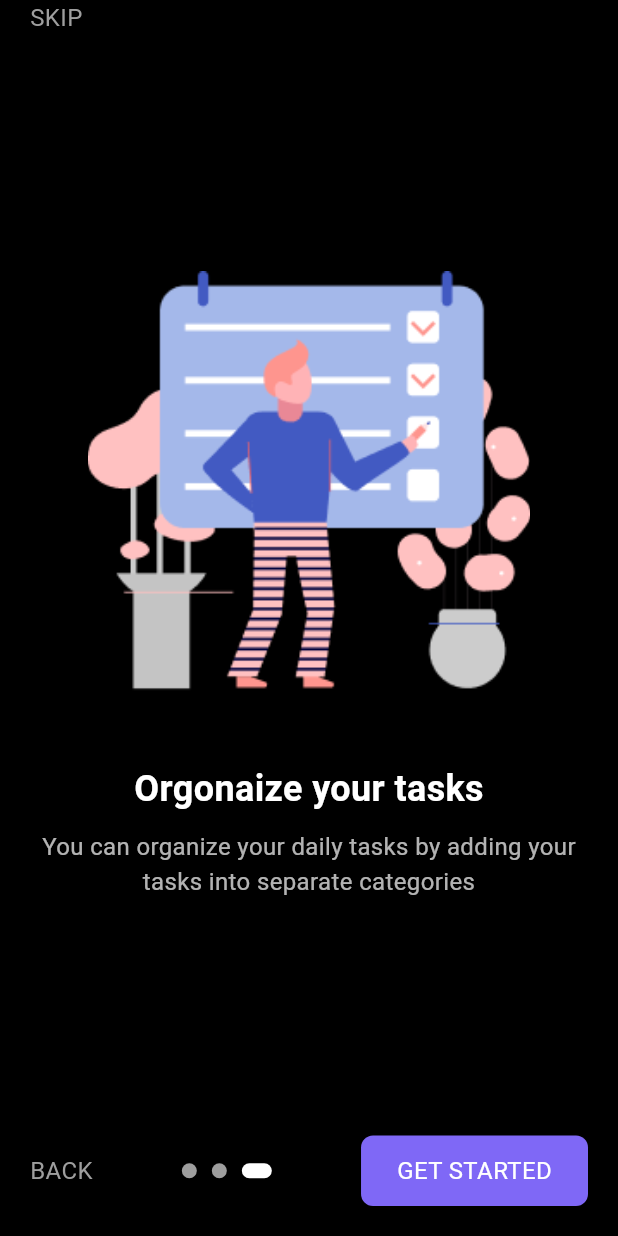
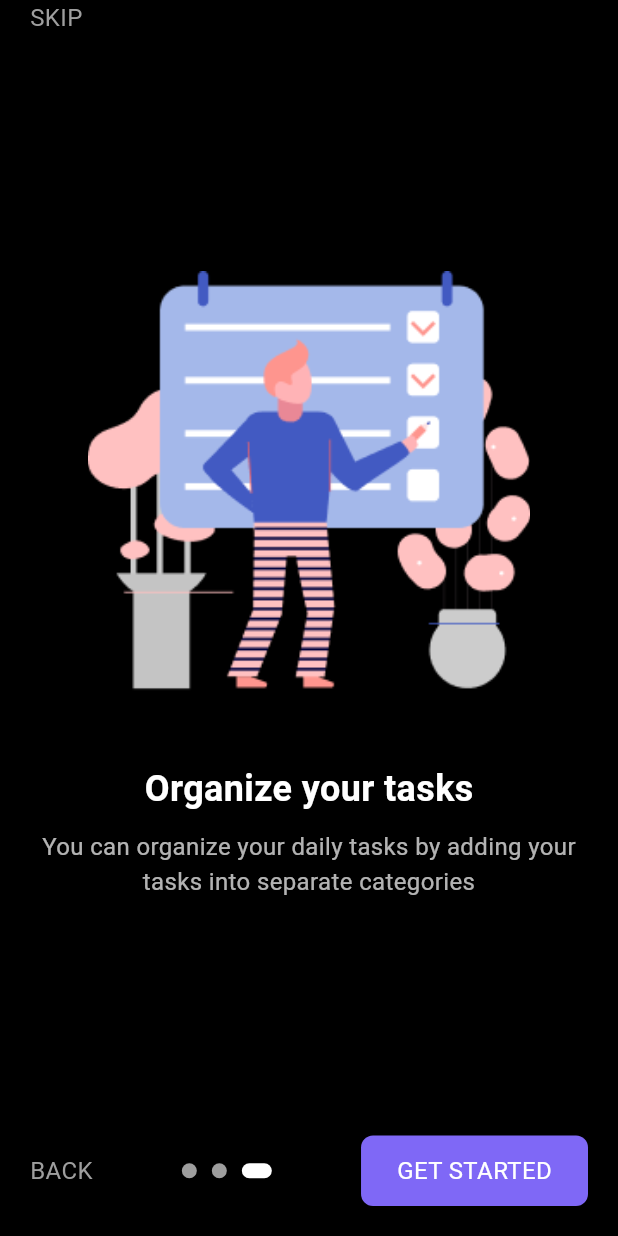
Before and after one commit to Paccyfic/Simple_Todo_App, a Flutter app: the screen it shows after launch, swiped to page 3, on a phone screen of 412 x 824 dp. Run offline on Flutter 3.47's test engine with Material 3 defaults, Android fonts, the phone set to English and light mode, and no system bars; our stand-ins replace hive, hive_flutter; accounts and stored records are empty.

Commit message:
fix(onboarding-screen): Solve a typo error from the UI

```diff
--- a/lib/screens/onboarding_screen.dart
+++ b/lib/screens/onboarding_screen.dart
@@ -12,18 +12,18 @@ class _OnboardingScreenState extends State<OnboardingScreen> {
   int _currentPage = 0;
 
   final List<Widget> _pages = [
-    OnboardingPage(
+    const OnboardingPage(
       title: 'Manage your tasks',
       description: 'You can easily manage all of your daily tasks in DoMe for free',
       image: 'assets/images/onboarding1.png',
     ),
-    OnboardingPage(
+    const OnboardingPage(
       title: 'Create daily routine',
       description: 'In Uptodo  you can create your personalized routine to stay productive',
       image: 'assets/images/onboarding2.png',
     ),
-    OnboardingPage(
-      title: 'Orgonaize your tasks',
+    const OnboardingPage(
+      title: 'Organize your tasks',
       description: 'You can organize your daily tasks by adding your tasks into separate categories',
       image: 'assets/images/onboarding3.png',
     ),
@@ -49,7 +49,7 @@ class _OnboardingScreenState extends State<OnboardingScreen> {
                       MaterialPageRoute(builder: (context) => HomeScreen()),
                     );
                   },
-                  child: Text(
+                  child: const Text(
                     'SKIP',
                     style: TextStyle(
                       color: Colors.grey,
@@ -86,7 +86,7 @@ class _OnboardingScreenState extends State<OnboardingScreen> {
                               curve: Curves.easeIn,
                             );
                           },
-                          child: Text(
+                          child: const Text(
                             'BACK',
                             style: TextStyle(
                               color: Colors.grey,
@@ -94,7 +94,7 @@ class _OnboardingScreenState extends State<OnboardingScreen> {
                             ),
                           ),
                         )
-                      : SizedBox(),
+                      : const SizedBox(),
                   Row(
                     children: List.generate(
                       _pages.length,
@@ -117,7 +117,7 @@ class _OnboardingScreenState extends State<OnboardingScreen> {
                       }
                     },
                     child: Container(
-                      padding: EdgeInsets.symmetric(
+                      padding: const EdgeInsets.symmetric(
                           vertical: 12, horizontal: 24),
                       decoration: BoxDecoration(
                         color: Color(0xFF7F68F6),
@@ -125,7 +125,7 @@ class _OnboardingScreenState extends State<OnboardingScreen> {
                       ),
                       child: Text(
                         _currentPage == _pages.length - 1 ? 'GET STARTED' : 'NEXT',
-                        style: TextStyle(
+                        style: const TextStyle(
                           color: Colors.white,
                           fontSize: 16,
                         ),
@@ -135,7 +135,7 @@ class _OnboardingScreenState extends State<OnboardingScreen> {
                 ],
               ),
             ),
-            SizedBox(height: 20),
+            const SizedBox(height: 20),
           ],
         ),
       ),
@@ -146,7 +146,7 @@ class _OnboardingScreenState extends State<OnboardingScreen> {
     return Container(
       height: 10,
       width: _currentPage == index ? 20 : 10,
-      margin: EdgeInsets.symmetric(horizontal: 5),
+      margin: const EdgeInsets.symmetric(horizontal: 5),
       decoration: BoxDecoration(
         color: _currentPage == index ? Colors.white : Colors.grey,
         borderRadius: BorderRadius.circular(10),
@@ -182,7 +182,7 @@ class OnboardingPage extends StatelessWidget {
 
           Text(
             title,
-            style: TextStyle(
+            style:const TextStyle(
               color: Colors.white,
               fontSize: 24,
               fontWeight: FontWeight.bold,
@@ -193,7 +193,7 @@ class OnboardingPage extends StatelessWidget {
           Text(
             description,
             textAlign: TextAlign.center,
-            style: TextStyle(
+            style:const TextStyle(
               color: Colors.white70,
               fontSize: 16,
             ),
```
Also changed, not shown: lib/screens/home_screen.dart (+15 -10 lines).
